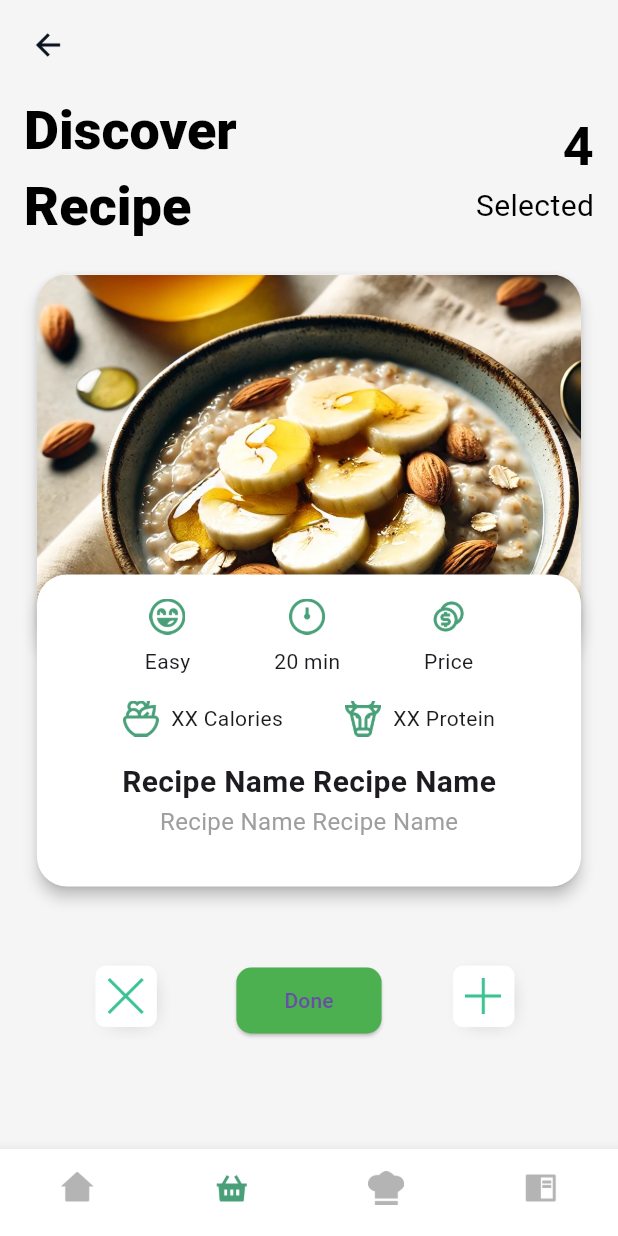
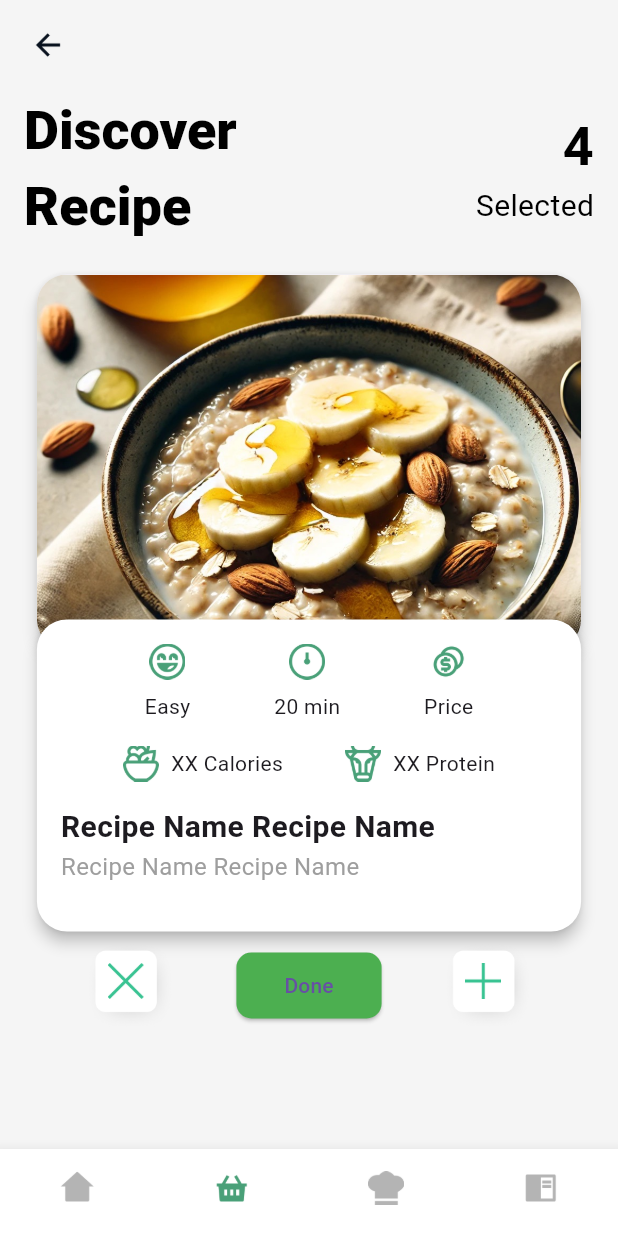
Before and after one commit to aadityayadav17/binarybandits, a Flutter app: the screen it shows after launch, after a tap on "Go to Recipe Selection", on a phone screen of 412 x 824 dp. Run offline on Flutter 3.47's test engine with Material 3 defaults, Android fonts, the phone set to English and light mode, and no system bars; our stand-ins replace firebase_core, google_fonts; accounts and stored records are empty; Roboto replaces fonts that are missing (Roboto Flex).

Commit message:
Recipe Selection (13/n) - Recipe Name Alignment

```diff
--- a/lib/screens/recipe_selection_screen.dart
+++ b/lib/screens/recipe_selection_screen.dart
@@ -113,7 +113,7 @@ class RecipeSelectionScreen extends StatelessWidget {
 
                     // Recipe Information Card slightly overlapping the image card
                     Positioned(
-                      top: 200, // This makes the card overlap the image by 50px
+                      top: 230, // This makes the card overlap the image by 50px
                       child: Container(
                         width: MediaQuery.of(context).size.width *
                             0.9, // Same width for alignment
@@ -164,22 +164,33 @@ class RecipeSelectionScreen extends StatelessWidget {
                                     ),
                                   ],
                                 ),
+
                                 const SizedBox(height: 16),
+
                                 // Recipe Name
-                                const Text(
+                                const Align(
+                                  alignment: Alignment
+                                      .centerLeft, // Aligns the text to the left
+                                  child: Text(
                                     'Recipe Name Recipe Name',
                                     style: TextStyle(
                                       fontSize: 20,
                                       fontWeight: FontWeight.bold,
                                     ),
                                   ),
-                                const Text(
+                                ),
+                                const Align(
+                                  alignment: Alignment
+                                      .centerLeft, // Aligns the text to the left
+                                  child: Text(
                                     'Recipe Name Recipe Name',
                                     style: TextStyle(
                                       fontSize: 16,
                                       color: Colors.grey,
                                     ),
                                   ),
+                                ),
+
                                 const SizedBox(height: 16),
                               ],
                             ),
@@ -191,7 +202,7 @@ class RecipeSelectionScreen extends StatelessWidget {
                 ),
 
                 const SizedBox(
-                    height: 200), // Add spacing to push the buttons down
+                    height: 190), // Add spacing to push the buttons down
 
                 // Done Button and Add/Remove Buttons
                 Row(
```
Lines whose indentation alone changed are shown as unchanged.
